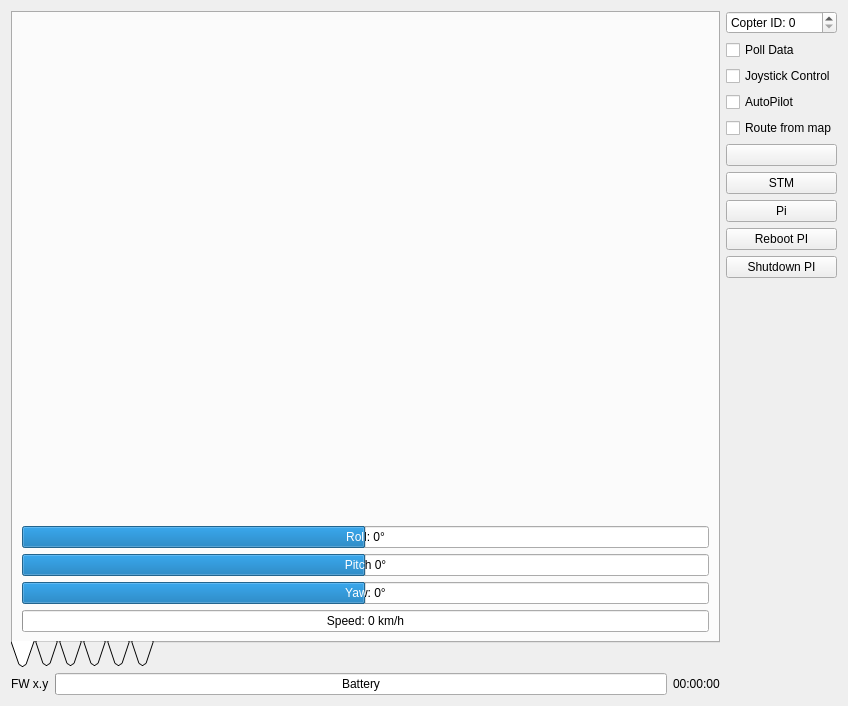
Old version of the form Linux/RC_Car_Tool/copterinterface.ui in the repository vedderb/rise_sdvp.
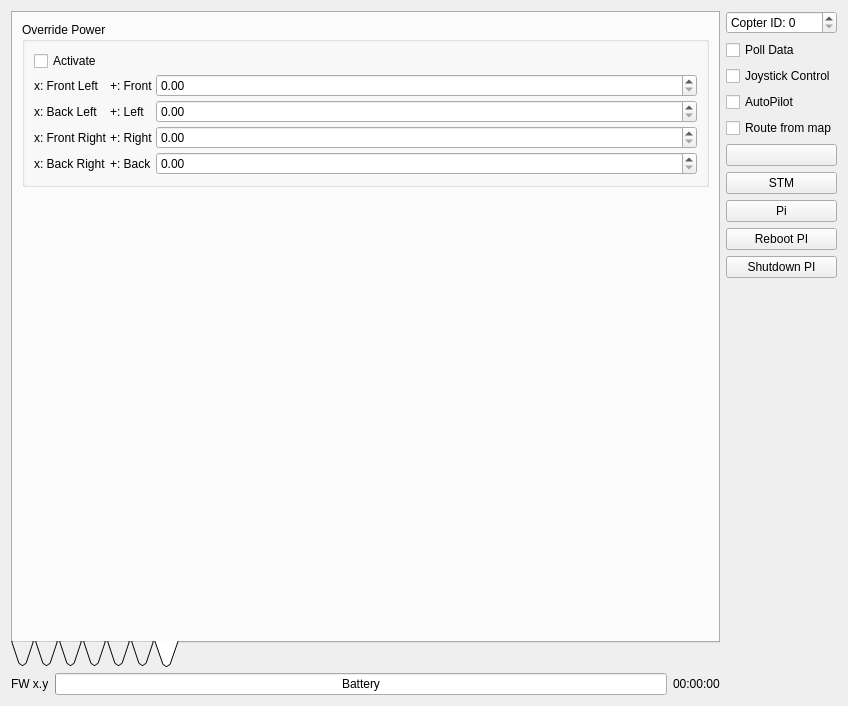
New version of the form. The open tabs and pages were chosen to show the change. Icons and pictures are not drawn. Custom widgets are drawn as their Qt base class.

```diff
--- a/Linux/RC_Car_Tool/copterinterface.ui
+++ b/Linux/RC_Car_Tool/copterinterface.ui
@@ -876,6 +876,178 @@
          </item>
         </layout>
        </widget>
+       <widget class="QWidget" name="tab_12">
+        <attribute name="icon">
+         <iconset resource="resources.qrc">
+          <normaloff>:/models/Icons/Drone-96.png</normaloff>:/models/Icons/Drone-96.png</iconset>
+        </attribute>
+        <attribute name="title">
+         <string/>
+        </attribute>
+        <attribute name="toolTip">
+         <string>Tests</string>
+        </attribute>
+        <layout class="QVBoxLayout" name="verticalLayout_10">
+         <item>
+          <widget class="QGroupBox" name="groupBox_3">
+           <property name="sizePolicy">
+            <sizepolicy hsizetype="Preferred" vsizetype="Fixed">
+             <horstretch>0</horstretch>
+             <verstretch>0</verstretch>
+            </sizepolicy>
+           </property>
+           <property name="title">
+            <string>Override Power</string>
+           </property>
+           <layout class="QGridLayout" name="gridLayout_7">
+            <property name="spacing">
+             <number>3</number>
+            </property>
+            <item row="0" column="0">
+             <widget class="QCheckBox" name="overrideActiveBox">
+              <property name="text">
+               <string>Activate</string>
+              </property>
+             </widget>
+            </item>
+            <item row="1" column="0">
+             <widget class="QLabel" name="label">
+              <property name="text">
+               <string>x: Front Left</string>
+              </property>
+             </widget>
+            </item>
+            <item row="1" column="1">
+             <widget class="QLabel" name="label_5">
+              <property name="text">
+               <string>+: Front</string>
+              </property>
+             </widget>
+            </item>
+            <item row="1" column="2">
+             <widget class="QDoubleSpinBox" name="overriderMotorFlFBox">
+              <property name="sizePolicy">
+               <sizepolicy hsizetype="MinimumExpanding" vsizetype="Fixed">
+                <horstretch>0</horstretch>
+                <verstretch>0</verstretch>
+               </sizepolicy>
+              </property>
+              <property name="maximum">
+               <double>1.000000000000000</double>
+              </property>
+              <property name="singleStep">
+               <double>0.010000000000000</double>
+              </property>
+             </widget>
+            </item>
+            <item row="2" column="0">
+             <widget class="QLabel" name="label_2">
+              <property name="text">
+               <string>x: Back Left</string>
+              </property>
+             </widget>
+            </item>
+            <item row="2" column="1">
+             <widget class="QLabel" name="label_6">
+              <property name="text">
+               <string>+: Left</string>
+              </property>
+             </widget>
+            </item>
+            <item row="2" column="2">
+             <widget class="QDoubleSpinBox" name="overriderMotorBlLBox">
+              <property name="sizePolicy">
+               <sizepolicy hsizetype="MinimumExpanding" vsizetype="Fixed">
+                <horstretch>0</horstretch>
+                <verstretch>0</verstretch>
+               </sizepolicy>
+              </property>
+              <property name="maximum">
+               <double>1.000000000000000</double>
+              </property>
+              <property name="singleStep">
+               <double>0.010000000000000</double>
+              </property>
+             </widget>
+            </item>
+            <item row="3" column="0">
+             <widget class="QLabel" name="label_3">
+              <property name="text">
+               <string>x: Front Right</string>
+              </property>
+             </widget>
+            </item>
+            <item row="3" column="1">
+             <widget class="QLabel" name="label_7">
+              <property name="text">
+               <string>+: Right</string>
+              </property>
+             </widget>
+            </item>
+            <item row="3" column="2">
+             <widget class="QDoubleSpinBox" name="overriderMotorFrRBox">
+              <property name="sizePolicy">
+               <sizepolicy hsizetype="MinimumExpanding" vsizetype="Fixed">
+                <horstretch>0</horstretch>
+                <verstretch>0</verstretch>
+               </sizepolicy>
+              </property>
+              <property name="maximum">
+               <double>1.000000000000000</double>
+              </property>
+              <property name="singleStep">
+               <double>0.010000000000000</double>
+              </property>
+             </widget>
+            </item>
+            <item row="4" column="0">
+             <widget class="QLabel" name="label_4">
+              <property name="text">
+               <string>x: Back Right</string>
+              </property>
+             </widget>
+            </item>
+            <item row="4" column="1">
+             <widget class="QLabel" name="label_8">
+              <property name="text">
+               <string>+: Back</string>
+              </property>
+             </widget>
+            </item>
+            <item row="4" column="2">
+             <widget class="QDoubleSpinBox" name="overriderMotorBrBBox">
+              <property name="sizePolicy">
+               <sizepolicy hsizetype="MinimumExpanding" vsizetype="Fixed">
+                <horstretch>0</horstretch>
+                <verstretch>0</verstretch>
+               </sizepolicy>
+              </property>
+              <property name="maximum">
+               <double>1.000000000000000</double>
+              </property>
+              <property name="singleStep">
+               <double>0.010000000000000</double>
+              </property>
+             </widget>
+            </item>
+           </layout>
+          </widget>
+         </item>
+         <item>
+          <spacer name="verticalSpacer_7">
+           <property name="orientation">
+            <enum>Qt::Vertical</enum>
+           </property>
+           <property name="sizeHint" stdset="0">
+            <size>
+             <width>20</width>
+             <height>412</height>
+            </size>
+           </property>
+          </spacer>
+         </item>
+        </layout>
+       </widget>
       </widget>
      </item>
      <item>
```
Left out of the diff: 96 changed lines with no effect on the pictures.
